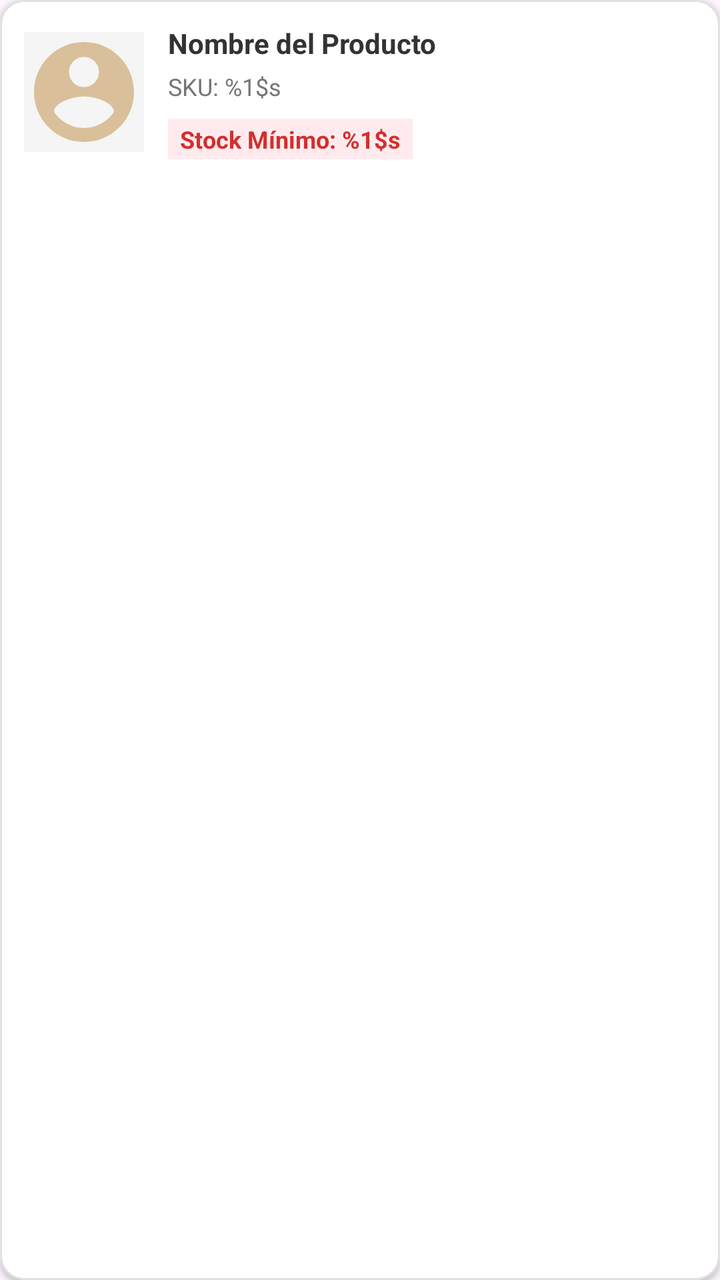
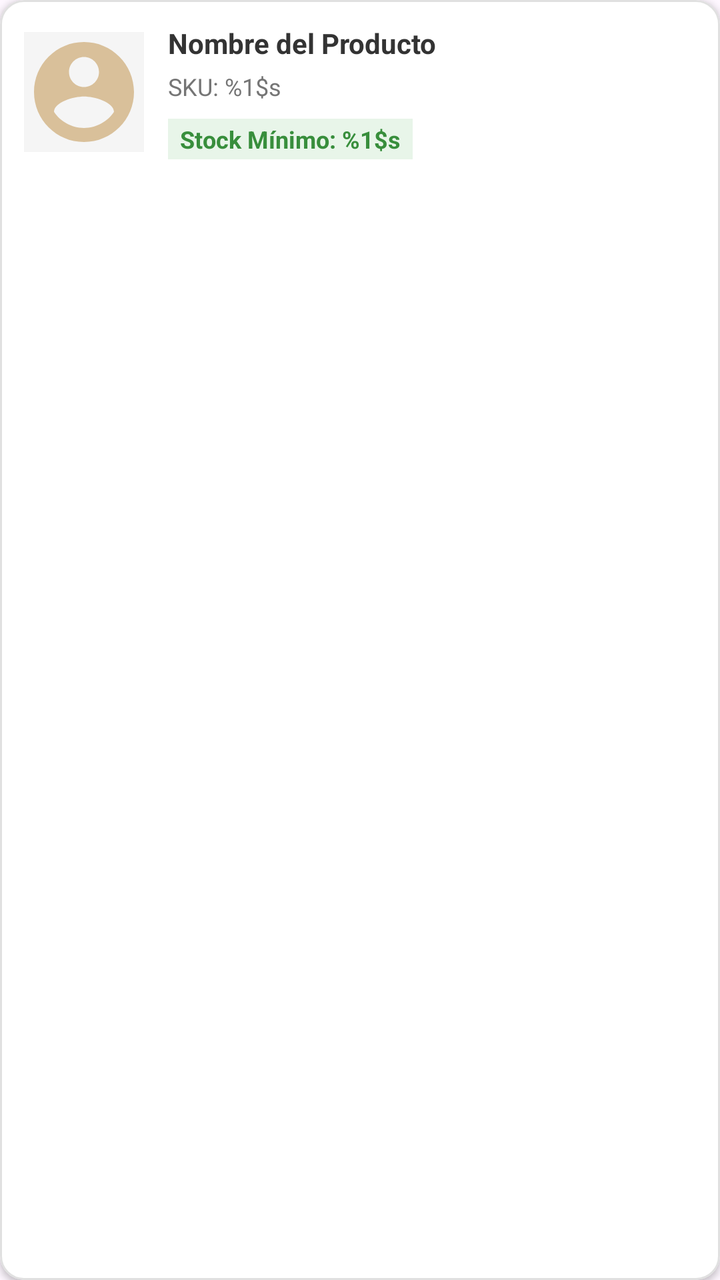

An Android layout rendered at two revisions. The XML below is the earlier revision; the diff shows what the commit changed to produce the second picture.
<!-- AndroidManifest.xml: application theme Theme.PiccoliField -->
<!-- res/layout/item_producto_supervision.xml -->
<?xml version="1.0" encoding="utf-8"?>
<com.google.android.material.card.MaterialCardView
    xmlns:android="http://schemas.android.com/apk/res/android"
    xmlns:app="http://schemas.android.com/apk/res-auto"
    android:layout_width="match_parent"
    android:layout_height="wrap_content"
    android:layout_marginBottom="12dp"
    app:cardCornerRadius="12dp"
    app:cardElevation="2dp"
    app:strokeWidth="1dp"
    app:strokeColor="#E0E0E0"
    app:cardBackgroundColor="@android:color/white">

    <androidx.constraintlayout.widget.ConstraintLayout
        android:layout_width="match_parent"
        android:layout_height="wrap_content"
        android:padding="12dp">

        <ImageView
            android:id="@+id/ivProducto"
            android:layout_width="60dp"
            android:layout_height="60dp"
            android:background="#F5F5F5"
            android:scaleType="centerCrop"
            android:src="@drawable/ic_avatar_placeholder"
            app:layout_constraintStart_toStartOf="parent"
            app:layout_constraintTop_toTopOf="parent"
            app:layout_constraintBottom_toBottomOf="parent"/>

        <TextView
            android:id="@+id/tvNombreProducto"
            android:layout_width="0dp"
            android:layout_height="wrap_content"
            android:layout_marginStart="12dp"
            android:text="@string/hint_nombre_producto"
            android:textColor="#333333"
            android:textSize="14sp"
            android:textStyle="bold"
            app:layout_constraintStart_toEndOf="@id/ivProducto"
            app:layout_constraintTop_toTopOf="parent"
            app:layout_constraintEnd_toEndOf="parent"/>

        <TextView
            android:id="@+id/tvSkuProducto"
            android:layout_width="wrap_content"
            android:layout_height="wrap_content"
            android:layout_marginStart="12dp"
            android:layout_marginTop="4dp"
            android:text="@string/label_sku_valor"
            android:textColor="#757575"
            android:textSize="12sp"
            app:layout_constraintStart_toEndOf="@id/ivProducto"
            app:layout_constraintTop_toBottomOf="@id/tvNombreProducto"/>

        <TextView
            android:id="@+id/tvStockMinimo"
            android:layout_width="wrap_content"
            android:layout_height="wrap_content"
            android:layout_marginTop="8dp"
            android:text="@string/label_stock_minimo_valor"
            android:textColor="#D32F2F"
            android:textSize="12sp"
            android:textStyle="bold"
            android:background="#FFEBEE"
            android:paddingHorizontal="6dp"
            android:paddingVertical="2dp"
            app:layout_constraintStart_toStartOf="@id/tvNombreProducto"
            app:layout_constraintTop_toBottomOf="@id/tvSkuProducto"/>

    </androidx.constraintlayout.widget.ConstraintLayout>
</com.google.android.material.card.MaterialCardView>
<!-- resources referenced by this layout -->
<resources>
  <!-- drawable ic_avatar_placeholder (drawable) -->
  <vector xmlns:android="http://schemas.android.com/apk/res/android"
      android:width="48dp"
      android:height="48dp"
      android:viewportWidth="24"
      android:viewportHeight="24">
    <path
        android:fillColor="#D9C09A"
        android:pathData="M12,2C6.48,2 2,6.48 2,12s4.48,10 10,10 10,-4.48 10,-10S17.52,2 12,2zm0,3c1.66,0 3,1.34 3,3s-1.34,3 -3,3 -3,-1.34 -3,-3 1.34,-3 3,-3zm0,14.2c-2.5,0 -4.71,-1.28 -6,-3.22 0.03,-1.99 4,-3.08 6,-3.08 1.99,0 5.97,1.09 6,3.08 -1.29,1.94 -3.5,3.22 -6,3.22z"/>
  </vector>
  <string name="hint_nombre_producto">Nombre del Producto</string>
  <string name="label_sku_valor">SKU: %1$s</string>
  <string name="label_stock_minimo_valor">Stock Mínimo: %1$s</string>
  <style name="Theme.PiccoliField" parent="Base.Theme.PiccoliField" />
  <style name="Base.Theme.PiccoliField" parent="Theme.Material3.DayNight.NoActionBar">
          
          
      </style>
</resources>

<!-- the commit's change to res/layout/item_producto_supervision.xml (unified diff, before → after) -->
@@ -25,7 +25,8 @@
             android:src="@drawable/ic_avatar_placeholder"
             app:layout_constraintStart_toStartOf="parent"
             app:layout_constraintTop_toTopOf="parent"
-            app:layout_constraintBottom_toBottomOf="parent"/>
+            app:layout_constraintBottom_toBottomOf="parent"
+            android:contentDescription="@string/hint_nombre_producto" />
 
         <TextView
             android:id="@+id/tvNombreProducto"
@@ -58,10 +59,10 @@
             android:layout_height="wrap_content"
             android:layout_marginTop="8dp"
             android:text="@string/label_stock_minimo_valor"
-            android:textColor="#D32F2F"
+            android:textColor="#388E3C"
             android:textSize="12sp"
             android:textStyle="bold"
-            android:background="#FFEBEE"
+            android:background="#E8F5E9"
             android:paddingHorizontal="6dp"
             android:paddingVertical="2dp"
             app:layout_constraintStart_toStartOf="@id/tvNombreProducto"
